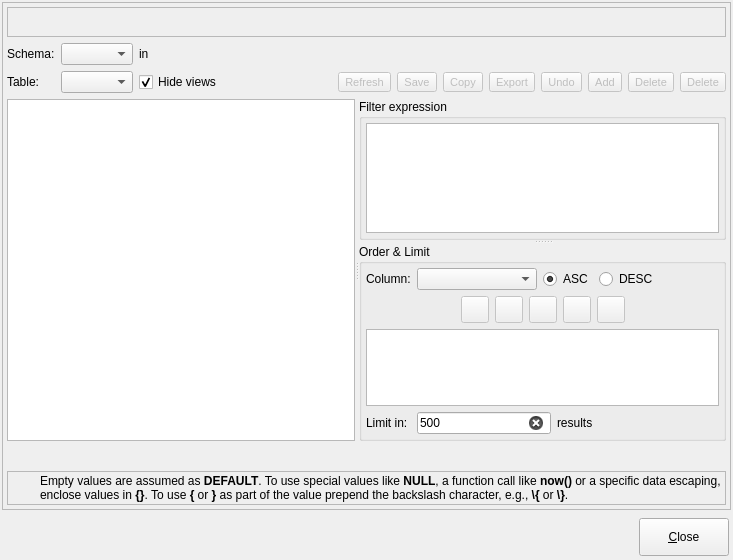
pgmodeler/pgmodeler, file libpgmodeler_ui/ui/datamanipulationform.ui: the form before one commit.
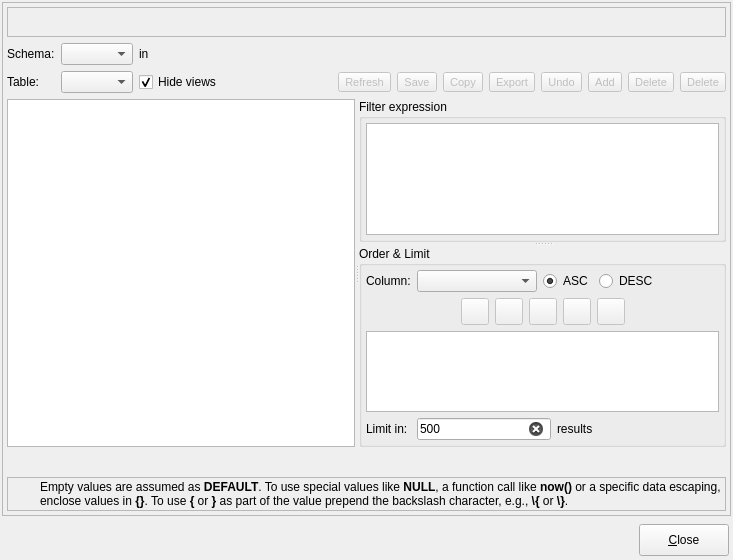
The form after the commit. Icons and pictures are not drawn.

```diff
--- a/libpgmodeler_ui/ui/datamanipulationform.ui
+++ b/libpgmodeler_ui/ui/datamanipulationform.ui
@@ -59,7 +59,7 @@
      <item row="0" column="0">
       <widget class="QLabel" name="label">
        <property name="sizePolicy">
-        <sizepolicy hsizetype="Expanding" vsizetype="Fixed">
+        <sizepolicy hsizetype="Preferred" vsizetype="Fixed">
          <horstretch>0</horstretch>
          <verstretch>0</verstretch>
         </sizepolicy>
@@ -67,7 +67,7 @@
        <property name="minimumSize">
         <size>
          <width>127</width>
-         <height>30</height>
+         <height>0</height>
         </size>
        </property>
        <property name="styleSheet">
@@ -84,7 +84,7 @@
        </property>
       </widget>
      </item>
-     <item row="0" column="1">
+     <item row="0" column="2">
       <widget class="QPushButton" name="close_btn">
        <property name="sizePolicy">
         <sizepolicy hsizetype="Preferred" vsizetype="Fixed">
@@ -95,7 +95,7 @@
        <property name="minimumSize">
         <size>
          <width>90</width>
-         <height>38</height>
+         <height>32</height>
         </size>
        </property>
        <property name="maximumSize">
@@ -134,6 +134,19 @@
        </property>
       </widget>
      </item>
+     <item row="0" column="1">
+      <spacer name="horizontalSpacer_4">
+       <property name="orientation">
+        <enum>Qt::Horizontal</enum>
+       </property>
+       <property name="sizeHint" stdset="0">
+        <size>
+         <width>40</width>
+         <height>20</height>
+        </size>
+       </property>
+      </spacer>
+     </item>
     </layout>
    </item>
    <item row="0" column="0">
```
